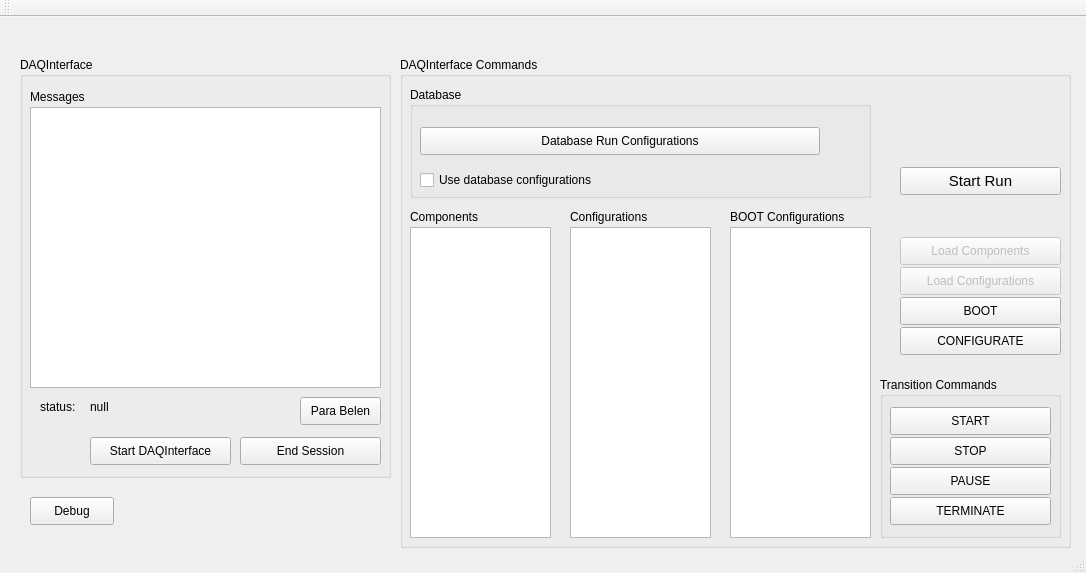
ikatza/ArtDaq-RunControl-GUI, file artdaq-runcontrol/mainwindow.ui: the form before one commit.
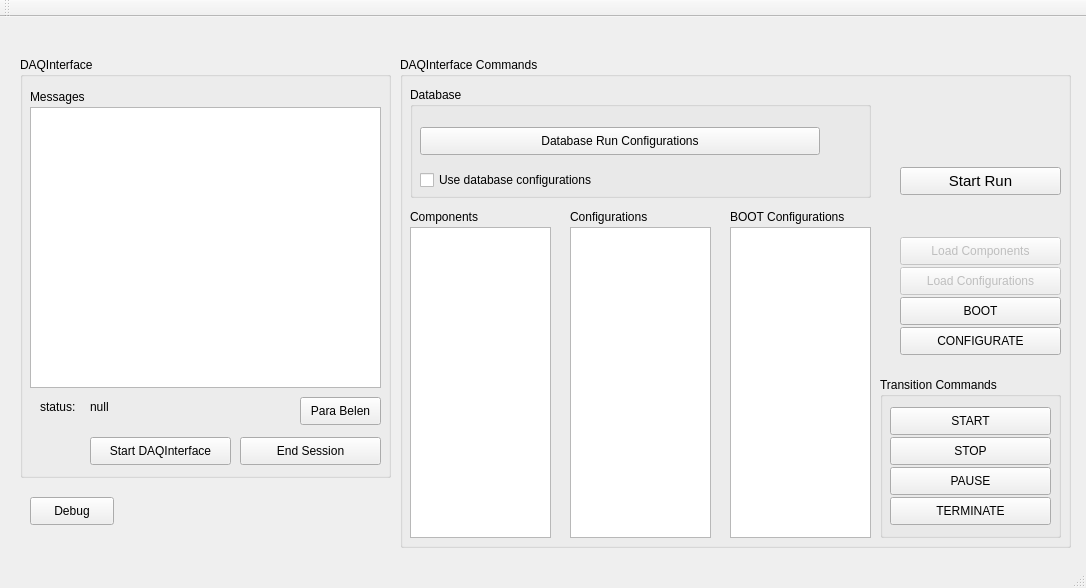
The form after the commit.

Commit message: Added new dialog and options menu to change font size

Patch:
```diff
--- a/artdaq-runcontrol/mainwindow.ui
+++ b/artdaq-runcontrol/mainwindow.ui
@@ -7,7 +7,7 @@
     <x>0</x>
     <y>0</y>
     <width>1086</width>
-    <height>573</height>
+    <height>588</height>
    </rect>
   </property>
   <property name="windowTitle">
```
Left out of the diff: 22 changed lines with no effect on the pictures. The commit also changes 7 other files.
